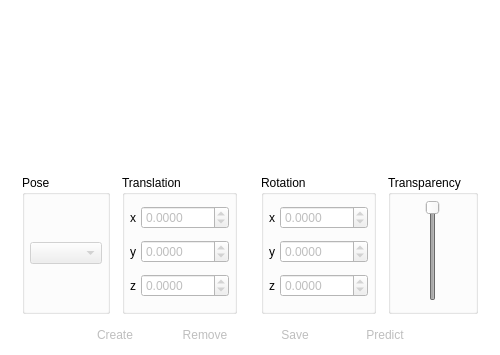
florianblume/6d-pat, file src/view/poseeditor/poseeditor.ui: the form before one commit.
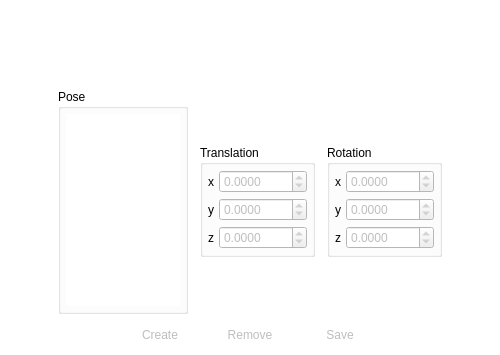
The form after the commit.

Commit message: Implemented list view for poses editing instead of drop down.:

```diff
--- a/src/view/poseeditor/poseeditor.ui
+++ b/src/view/poseeditor/poseeditor.ui
@@ -138,46 +138,14 @@
       <property name="spacing">
        <number>0</number>
       </property>
-      <item row="1" column="3" rowspan="2">
-       <widget class="QFrame" name="frameExpandingPlaceholderRight">
-        <property name="sizePolicy">
-         <sizepolicy hsizetype="Expanding" vsizetype="Preferred">
-          <horstretch>0</horstretch>
-          <verstretch>0</verstretch>
-         </sizepolicy>
-        </property>
-        <property name="frameShape">
-         <enum>QFrame::NoFrame</enum>
-        </property>
-        <property name="frameShadow">
-         <enum>QFrame::Plain</enum>
-        </property>
-        <property name="lineWidth">
-         <number>0</number>
-        </property>
-       </widget>
-      </item>
-      <item row="1" column="0" rowspan="2">
-       <widget class="QFrame" name="frameExpandingPlaceholderLeft">
-        <property name="sizePolicy">
-         <sizepolicy hsizetype="Expanding" vsizetype="Preferred">
-          <horstretch>0</horstretch>
-          <verstretch>0</verstretch>
-         </sizepolicy>
-        </property>
-        <property name="frameShape">
-         <enum>QFrame::NoFrame</enum>
-        </property>
-        <property name="frameShadow">
-         <enum>QFrame::Plain</enum>
-        </property>
-        <property name="lineWidth">
-         <number>0</number>
-        </property>
-       </widget>
-      </item>
       <item row="1" column="1">
        <widget class="QFrame" name="frameControls">
+        <property name="sizePolicy">
+         <sizepolicy hsizetype="Expanding" vsizetype="Preferred">
+          <horstretch>0</horstretch>
+          <verstretch>0</verstretch>
+         </sizepolicy>
+        </property>
         <property name="frameShape">
          <enum>QFrame::NoFrame</enum>
         </property>
@@ -203,109 +171,14 @@
          <property name="verticalSpacing">
           <number>0</number>
          </property>
-         <item row="0" column="2">
-          <widget class="QGroupBox" name="groupBoxPoses">
-           <property name="sizePolicy">
-            <sizepolicy hsizetype="Maximum" vsizetype="Expanding">
-             <horstretch>0</horstretch>
-             <verstretch>0</verstretch>
-            </sizepolicy>
-           </property>
-           <property name="maximumSize">
-            <size>
-             <width>130</width>
-             <height>16777215</height>
-            </size>
-           </property>
-           <property name="title">
-            <string>Pose</string>
-           </property>
-           <layout class="QVBoxLayout" name="verticalLayout_4" stretch="0">
-            <property name="spacing">
-             <number>5</number>
-            </property>
-            <property name="leftMargin">
-             <number>5</number>
-            </property>
-            <property name="topMargin">
-             <number>5</number>
-            </property>
-            <property name="rightMargin">
-             <number>5</number>
-            </property>
-            <property name="bottomMargin">
-             <number>5</number>
-            </property>
-            <item>
-             <widget class="QComboBox" name="comboBoxPose">
-              <property name="enabled">
-               <bool>false</bool>
-              </property>
-              <property name="toolTip">
-               <string>&lt;html&gt;&lt;head/&gt;&lt;body&gt;&lt;p&gt;This dropdown shows all poses of the currently viewed image and the currently selected object model.&lt;/p&gt;&lt;/body&gt;&lt;/html&gt;</string>
-              </property>
-              <property name="currentText">
-               <string/>
-              </property>
-             </widget>
-            </item>
-           </layout>
-          </widget>
-         </item>
-         <item row="0" column="6">
-          <widget class="QGroupBox" name="groupBox">
-           <property name="maximumSize">
-            <size>
-             <width>90</width>
-             <height>16777215</height>
-            </size>
-           </property>
-           <property name="title">
-            <string>Transparency</string>
-           </property>
-           <layout class="QGridLayout" name="gridLayout_6">
-            <property name="leftMargin">
-             <number>0</number>
-            </property>
-            <property name="topMargin">
-             <number>5</number>
-            </property>
-            <property name="rightMargin">
-             <number>0</number>
-            </property>
-            <property name="bottomMargin">
-             <number>10</number>
-            </property>
-            <property name="spacing">
-             <number>0</number>
-            </property>
-            <item row="0" column="0">
-             <widget class="QSlider" name="sliderOpacity">
-              <property name="enabled">
-               <bool>false</bool>
-              </property>
-              <property name="minimum">
-               <number>1</number>
-              </property>
-              <property name="maximum">
-               <number>100</number>
-              </property>
-              <property name="value">
-               <number>100</number>
-              </property>
-              <property name="tracking">
-               <bool>false</bool>
-              </property>
-              <property name="orientation">
-               <enum>Qt::Vertical</enum>
-              </property>
-             </widget>
-            </item>
-           </layout>
-          </widget>
-         </item>
          <item row="0" column="3">
           <widget class="QGroupBox" name="groupBox_6">
+           <property name="sizePolicy">
+            <sizepolicy hsizetype="Fixed" vsizetype="Fixed">
+             <horstretch>0</horstretch>
+             <verstretch>0</verstretch>
+            </sizepolicy>
+           </property>
            <property name="title">
             <string>Translation</string>
            </property>
@@ -460,49 +333,68 @@
            </layout>
           </widget>
          </item>
+         <item row="0" column="2">
+          <widget class="QGroupBox" name="groupBoxPoses">
+           <property name="sizePolicy">
+            <sizepolicy hsizetype="Expanding" vsizetype="Preferred">
+             <horstretch>0</horstretch>
+             <verstretch>0</verstretch>
+            </sizepolicy>
+           </property>
+           <property name="maximumSize">
+            <size>
+             <width>130</width>
+             <height>16777215</height>
+            </size>
+           </property>
+           <property name="title">
+            <string>Pose</string>
+           </property>
+           <layout class="QVBoxLayout" name="verticalLayout_4" stretch="0">
+            <property name="spacing">
+             <number>5</number>
+            </property>
+            <property name="leftMargin">
+             <number>5</number>
+            </property>
+            <property name="topMargin">
+             <number>5</number>
+            </property>
+            <property name="rightMargin">
+             <number>5</number>
+            </property>
+            <property name="bottomMargin">
+             <number>5</number>
+            </property>
+            <item>
+             <widget class="QListView" name="listViewPoses">
+              <property name="sizePolicy">
+               <sizepolicy hsizetype="Expanding" vsizetype="Fixed">
+                <horstretch>0</horstretch>
+                <verstretch>0</verstretch>
+               </sizepolicy>
+              </property>
+              <property name="frameShape">
+               <enum>QFrame::Box</enum>
+              </property>
+              <property name="frameShadow">
+               <enum>QFrame::Plain</enum>
+              </property>
+              <property name="lineWidth">
+               <number>0</number>
+              </property>
+              <property name="selectionBehavior">
+               <enum>QAbstractItemView::SelectRows</enum>
+              </property>
+             </widget>
+            </item>
+           </layout>
+          </widget>
+         </item>
          <item row="0" column="4">
-          <widget class="QFrame" name="frameTranslation">
-           <property name="sizePolicy">
-            <sizepolicy hsizetype="Maximum" vsizetype="Expanding">
-             <horstretch>0</horstretch>
-             <verstretch>0</verstretch>
-            </sizepolicy>
-           </property>
-           <property name="maximumSize">
-            <size>
-             <width>130</width>
-             <height>16777215</height>
-            </size>
-           </property>
-           <property name="frameShape">
-            <enum>QFrame::NoFrame</enum>
-           </property>
-           <property name="frameShadow">
-            <enum>QFrame::Plain</enum>
-           </property>
-           <layout class="QVBoxLayout" name="verticalLayout">
-            <property name="spacing">
-             <number>0</number>
-            </property>
-            <property name="leftMargin">
-             <number>0</number>
-            </property>
-            <property name="topMargin">
-             <number>0</number>
-            </property>
-            <property name="rightMargin">
-             <number>0</number>
-            </property>
-            <property name="bottomMargin">
-             <number>0</number>
-            </property>
-           </layout>
-          </widget>
-         </item>
-         <item row="0" column="5">
           <widget class="QGroupBox" name="groupBoxRotation">
            <property name="sizePolicy">
-            <sizepolicy hsizetype="Maximum" vsizetype="Expanding">
+            <sizepolicy hsizetype="Fixed" vsizetype="Fixed">
              <horstretch>0</horstretch>
              <verstretch>0</verstretch>
             </sizepolicy>
@@ -682,6 +574,25 @@
         </layout>
        </widget>
       </item>
+      <item row="1" column="3" rowspan="2">
+       <widget class="QFrame" name="frameExpandingPlaceholderRight">
+        <property name="sizePolicy">
+         <sizepolicy hsizetype="Preferred" vsizetype="Preferred">
+          <horstretch>1</horstretch>
+          <verstretch>0</verstretch>
+         </sizepolicy>
+        </property>
+        <property name="frameShape">
+         <enum>QFrame::NoFrame</enum>
+        </property>
+        <property name="frameShadow">
+         <enum>QFrame::Plain</enum>
+        </property>
+        <property name="lineWidth">
+         <number>0</number>
+        </property>
+       </widget>
+      </item>
       <item row="2" column="1">
        <widget class="QFrame" name="frameButtons">
         <property name="frameShape">
@@ -1100,134 +1011,6 @@
            </property>
           </widget>
          </item>
-         <item>
-          <widget class="QPushButton" name="buttonPredict">
-           <property name="enabled">
-            <bool>false</bool>
-           </property>
-           <property name="sizePolicy">
-            <sizepolicy hsizetype="Fixed" vsizetype="Fixed">
-             <horstretch>0</horstretch>
-             <verstretch>0</verstretch>
-            </sizepolicy>
-           </property>
-           <property name="palette">
-            <palette>
-             <active>
-              <colorrole role="Button">
-               <brush brushstyle="SolidPattern">
-                <color alpha="255">
-                 <red>206</red>
-                 <green>206</green>
-                 <blue>206</blue>
-                </color>
-               </brush>
-              </colorrole>
-              <colorrole role="Base">
-               <brush brushstyle="SolidPattern">
-                <color alpha="255">
-                 <red>206</red>
-                 <green>206</green>
-                 <blue>206</blue>
-                </color>
-               </brush>
-              </colorrole>
-              <colorrole role="Window">
-               <brush brushstyle="SolidPattern">
-                <color alpha="255">
-                 <red>206</red>
-                 <green>206</green>
-                 <blue>206</blue>
-                </color>
-               </brush>
-              </colorrole>
-             </active>
-             <inactive>
-              <colorrole role="Button">
-               <brush brushstyle="SolidPattern">
-                <color alpha="255">
-                 <red>206</red>
-                 <green>206</green>
-                 <blue>206</blue>
-                </color>
-               </brush>
-              </colorrole>
-              <colorrole role="Base">
-               <brush brushstyle="SolidPattern">
-                <color alpha="255">
-                 <red>206</red>
-                 <green>206</green>
-                 <blue>206</blue>
-                </color>
-               </brush>
-              </colorrole>
-              <colorrole role="Window">
-               <brush brushstyle="SolidPattern">
-                <color alpha="255">
-                 <red>206</red>
-                 <green>206</green>
-                 <blue>206</blue>
-                </color>
-               </brush>
-              </colorrole>
-             </inactive>
-             <disabled>
-              <colorrole role="Button">
-               <brush brushstyle="SolidPattern">
-                <color alpha="255">
-                 <red>206</red>
-                 <green>206</green>
-                 <blue>206</blue>
-                </color>
-               </brush>
-              </colorrole>
-              <colorrole role="Base">
-               <brush brushstyle="SolidPattern">
-                <color alpha="255">
-                 <red>206</red>
-                 <green>206</green>
-                 <blue>206</blue>
-                </color>
-               </brush>
-              </colorrole>
-              <colorrole role="Window">
-               <brush brushstyle="SolidPattern">
-                <color alpha="255">
-                 <red>206</red>
-                 <green>206</green>
-                 <blue>206</blue>
-                </color>
-               </brush>
-              </colorrole>
-             </disabled>
-            </palette>
-           </property>
-           <property name="autoFillBackground">
-            <bool>false</bool>
-           </property>
-           <property name="styleSheet">
-            <string notr="true">QPushButton {
-  background-color: #cecece;
-}
-
-QPushButton:hover:!pressed {
-  border: 1px solid #75c1ff;
-  background-color: #c6e5ff;
-}
-
-QPushButton:pressed {
-  border: 1px solid #5eb6ff;
-  background-color: #9ed2ff;
-}</string>
-           </property>
-           <property name="text">
-            <string>Predict</string>
-           </property>
-           <property name="flat">
-            <bool>true</bool>
-           </property>
-          </widget>
-         </item>
          <item>
           <widget class="QFrame" name="frame_3">
            <property name="frameShape">
@@ -1241,11 +1024,36 @@
         </layout>
        </widget>
       </item>
+      <item row="1" column="0" rowspan="2">
+       <widget class="QFrame" name="frameExpandingPlaceholderLeft">
+        <property name="sizePolicy">
+         <sizepolicy hsizetype="Preferred" vsizetype="Preferred">
+          <horstretch>1</horstretch>
+          <verstretch>0</verstretch>
+         </sizepolicy>
+        </property>
+        <property name="frameShape">
+         <enum>QFrame::NoFrame</enum>
+        </property>
+        <property name="frameShadow">
+         <enum>QFrame::Plain</enum>
+        </property>
+        <property name="lineWidth">
+         <number>0</number>
+        </property>
+       </widget>
+      </item>
      </layout>
     </widget>
    </item>
    <item row="0" column="0" colspan="2">
     <widget class="QFrame" name="graphicsContainer">
+     <property name="sizePolicy">
+      <sizepolicy hsizetype="Preferred" vsizetype="Preferred">
+       <horstretch>0</horstretch>
+       <verstretch>5</verstretch>
+      </sizepolicy>
+     </property>
      <property name="frameShape">
       <enum>QFrame::NoFrame</enum>
      </property>
```
Left out of the diff: 64 changed lines with no effect on the pictures. The commit also changes 9 other files.
